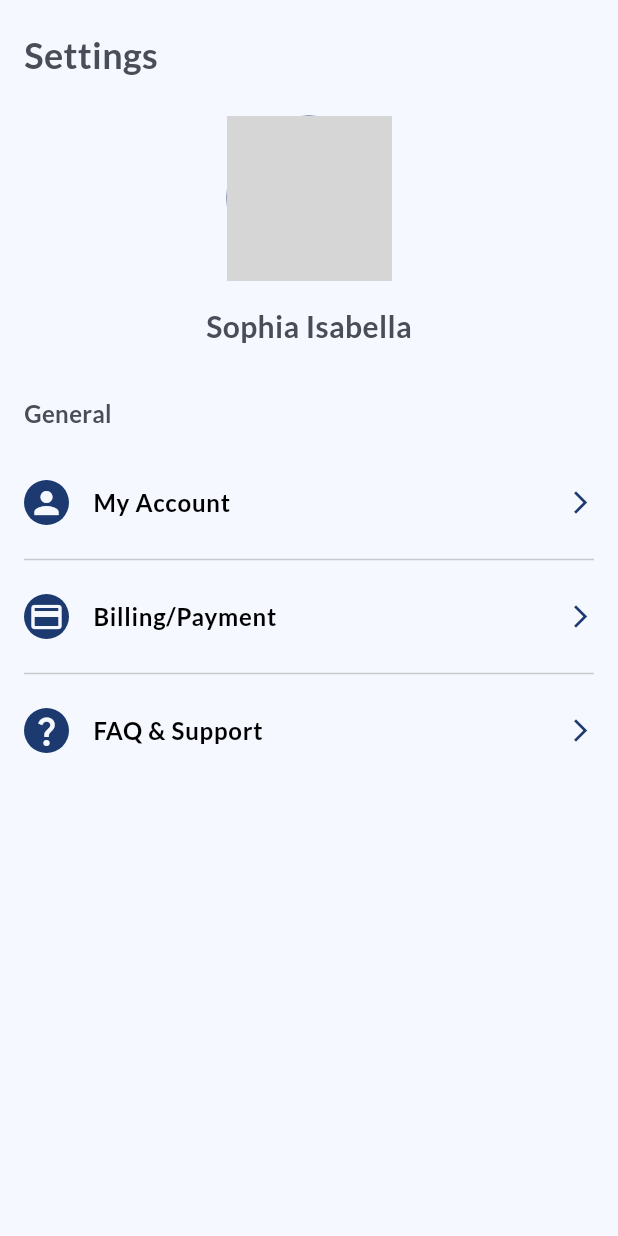
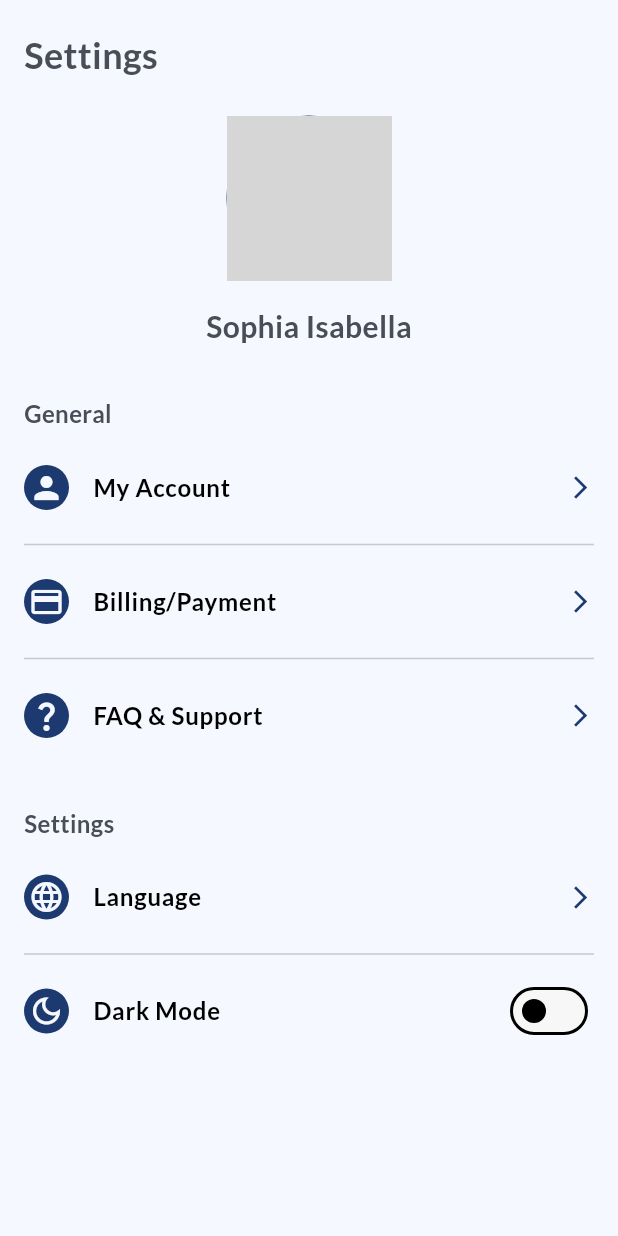
Before and after one commit to MohamedNaif/coin_gecko_graduation_project_metorship, a Flutter app: the screen it shows after launch, on a phone screen of 412 x 824 dp. Run offline on Flutter 3.47's test engine with Material 3 defaults, Android fonts, the phone set to English and light mode, and no system bars; our stand-ins replace bloc, cherry_toast, cloud_firestore, dio, easy_localization, equatable and 13 more; accounts and stored records are empty; generated files the repository leaves out were written again; network calls fail; grey boxes are pictures that could not be loaded.

```diff
--- a/lib/core/constants/app_strings.dart
+++ b/lib/core/constants/app_strings.dart
@@ -78,4 +78,6 @@ class AppStrings {
   static const String myAccount = 'My Account';
   static const String billingPayment = 'Billing/Payment';
   static const String fAQSupport = 'FAQ & Support';
+  static const String language = 'Language';
+  static const String darkMode = 'Dark Mode';
 }
--- /dev/null
+++ b/lib/core/constants/cache_keys.dart
@@ -0,0 +1,3 @@
+abstract class CacheKeys {
+  static const String isDarkModeKey = 'isDarkMode';
+}
--- /dev/null
+++ b/lib/features/setting/presentation/constant/setting_section_data.dart
@@ -0,0 +1,17 @@
+import 'package:coin_gecko_graduation_project_metorship/core/constants/app_strings.dart';
+import 'package:coin_gecko_graduation_project_metorship/features/setting/domain/entity/setting_tile_entity.dart';
+import 'package:coin_gecko_graduation_project_metorship/features/setting/presentation/widgets/dark_model_switch.dart';
+import 'package:flutter/material.dart';
+
+class SettingsSectionData {
+  static List<SettingTile> items(
+          BuildContext context, Function(bool) onChanged, bool value) =>
+      [
+        SettingTile(title: AppStrings.language, prefixIcon: Icons.language),
+        SettingTile(
+          title: AppStrings.darkMode,
+          prefixIcon: Icons.dark_mode_outlined,
+          suffixIcon: DarkModeSwitch(),
+        ),
+      ];
+}
--- a/lib/features/setting/presentation/page/settings_page.dart
+++ b/lib/features/setting/presentation/page/settings_page.dart
@@ -1,4 +1,4 @@
-import 'package:coin_gecko_graduation_project_metorship/features/setting/presentation/widgets/setting_body.dart';
+import 'package:coin_gecko_graduation_project_metorship/features/setting/presentation/widgets/settings_body.dart';
 import 'package:flutter/material.dart';
 
 class SettingsPage extends StatelessWidget {
--- /dev/null
+++ b/lib/features/setting/presentation/widgets/dark_model_switch.dart
@@ -0,0 +1,30 @@
+import 'package:coin_gecko_graduation_project_metorship/core/constants/cache_keys.dart';
+import 'package:coin_gecko_graduation_project_metorship/core/storage/cache_helper.dart';
+import 'package:flutter/material.dart';
+
+class DarkModeSwitch extends StatefulWidget {
+  const DarkModeSwitch({
+    super.key,
+  });
+
+  static bool isDarkMode =
+      AppSharedPreferences.sharedPreferences.getBool(CacheKeys.isDarkModeKey) ??
+          false;
+  @override
+  State<DarkModeSwitch> createState() => _DarkModeSwitchState();
+}
+
+class _DarkModeSwitchState extends State<DarkModeSwitch> {
+  @override
+  Widget build(BuildContext context) {
+    return Switch(
+        value: DarkModeSwitch.isDarkMode,
+        onChanged: (value) async {
+          setState(() {
+            DarkModeSwitch.isDarkMode = value;
+            AppSharedPreferences.sharedPreferences
+                .setBool(CacheKeys.isDarkModeKey, value);
+          });
+        });
+  }
+}
--- /dev/null
+++ b/lib/features/setting/presentation/widgets/setting_screen.dart
@@ -0,0 +1,29 @@
+import 'package:coin_gecko_graduation_project_metorship/features/setting/presentation/constant/setting_section_data.dart';
+import 'package:coin_gecko_graduation_project_metorship/features/setting/presentation/widgets/build_section_list.dart';
+import 'package:flutter/material.dart';
+
+class SettingsSection extends StatefulWidget {
+  const SettingsSection({super.key});
+
+  @override
+  State<SettingsSection> createState() => _SettingsSectionState();
+}
+
+class _SettingsSectionState extends State<SettingsSection> {
+  bool isDarkMode = false;
+  @override
+  Widget build(BuildContext context) {
+    return BuildSectionList(
+        items: SettingsSectionData.items(
+      context,
+      _changeDarkMode,
+      isDarkMode,
+    ));
+  }
+
+  void _changeDarkMode(bool value) {
+    setState(() {
+      isDarkMode = !isDarkMode;
+    });
+  }
+}
--- a/lib/features/setting/presentation/widgets/setting_body.dart
+++ b/lib/features/setting/presentation/widgets/settings_body.dart
@@ -2,6 +2,7 @@ import 'package:coin_gecko_graduation_project_metorship/config/theme/app_style.d
 import 'package:coin_gecko_graduation_project_metorship/core/constants/app_dimensions.dart';
 import 'package:coin_gecko_graduation_project_metorship/core/constants/app_strings.dart';
 import 'package:coin_gecko_graduation_project_metorship/features/setting/presentation/widgets/general_section.dart';
+import 'package:coin_gecko_graduation_project_metorship/features/setting/presentation/widgets/setting_screen.dart';
 import 'package:coin_gecko_graduation_project_metorship/features/setting/presentation/widgets/settings_header.dart';
 import 'package:flutter/material.dart';
 
@@ -22,10 +23,15 @@ class SettingsBody extends StatelessWidget {
             const SizedBox(height: 23),
             Align(alignment: Alignment.center, child: const SettingsHeader()),
             const SizedBox(height: 32),
-            // General Section
+            // General
             Text(AppStrings.general, style: AppTextStyles.semiBold16),
-            const SizedBox(height: 20),
+            const SizedBox(height: 10),
             const GeneralSection(),
+            // Settings
+            const SizedBox(height: 32),
+            Text(AppStrings.settings, style: AppTextStyles.semiBold16),
+            const SizedBox(height: 10),
+            const SettingsSection(),
           ],
         ),
       ),
--- a/lib/main_development.dart
+++ b/lib/main_development.dart
@@ -2,6 +2,7 @@ import 'package:coin_gecko_graduation_project_metorship/config/routing/app_route
 import 'package:coin_gecko_graduation_project_metorship/config/routing/routes.dart';
 import 'package:coin_gecko_graduation_project_metorship/config/theme/app_theme.dart';
 import 'package:coin_gecko_graduation_project_metorship/core/function/check_state_changes.dart';
+import 'package:coin_gecko_graduation_project_metorship/core/storage/cache_helper.dart';
 import 'package:coin_gecko_graduation_project_metorship/core/utils/my_bloc_observer.dart';
 import 'package:coin_gecko_graduation_project_metorship/firebase_options.dart';
 import 'package:firebase_core/firebase_core.dart';
@@ -16,6 +17,7 @@ void main() async {
   );
 
   configureDependencies();
+  await AppSharedPreferences.initialSharedPreference();
 
   Bloc.observer = MyBlocObserver();
 
```
